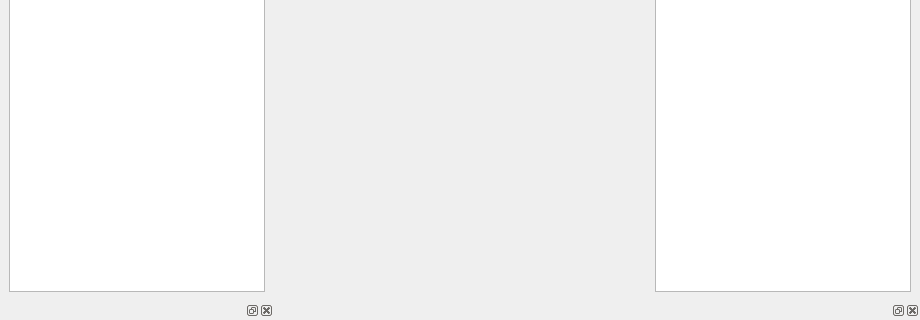
nevaeh82/arm_od, file src/ARM_OD_viewCore/MapTabWidget.ui: the form before one commit; both pictures show x 0 to 920 and y 298 to 618 of the 920 by 618 pixel window.
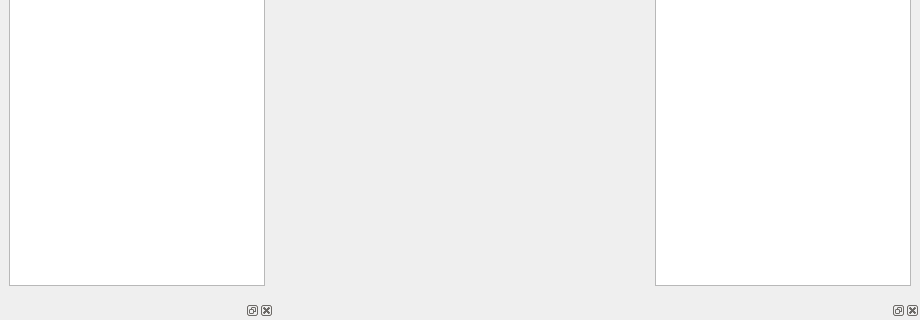
The form after the commit. Custom widgets are drawn as their Qt base class.

The edit to the form file:
```diff
--- a/src/ARM_OD_viewCore/MapTabWidget.ui
+++ b/src/ARM_OD_viewCore/MapTabWidget.ui
@@ -13,7 +13,7 @@
   <property name="windowTitle">
    <string>Form</string>
   </property>
-  <layout class="QGridLayout" name="gridLayout" rowstretch="10,0" columnstretch="0,10,0">
+  <layout class="QGridLayout" name="gridLayout" rowstretch="0,10,0" columnstretch="0,10,0">
    <property name="leftMargin">
     <number>0</number>
    </property>
@@ -26,15 +26,27 @@
    <property name="bottomMargin">
     <number>0</number>
    </property>
-   <property name="spacing">
-    <number>0</number>
+   <property name="verticalSpacing">
+    <number>6</number>
    </property>
-   <item row="1" column="2">
-    <widget class="QDockWidget" name="spipDD2DockWidget">
-     <widget class="NiippWidget" name="spipDD2Widget"/>
+   <item row="0" column="0" rowspan="2">
+    <widget class="QDockWidget" name="blaDockWidget">
+     <property name="windowTitle">
+      <string>BLA List</string>
+     </property>
+     <widget class="QWidget" name="dockWidgetContents">
+      <layout class="QHBoxLayout" name="horizontalLayout">
+       <item>
+        <widget class="QTreeView" name="blaTreeView"/>
+       </item>
+      </layout>
+     </widget>
     </widget>
    </item>
-   <item row="0" column="2">
+   <item row="0" column="1">
+    <widget class="ControlPanel" name="controlPanelWidget" native="true"/>
+   </item>
+   <item row="0" column="2" rowspan="2">
     <widget class="QDockWidget" name="bplaDockWidget">
      <property name="windowTitle">
       <string>BPLA List</string>
@@ -48,12 +60,7 @@
      </widget>
     </widget>
    </item>
-   <item row="1" column="0">
-    <widget class="QDockWidget" name="spipDD1DockWidget">
-     <widget class="NiippWidget" name="spipDD1Widget"/>
-    </widget>
-   </item>
-   <item row="0" column="1" rowspan="2">
+   <item row="1" column="1" rowspan="2">
     <widget class="MapWidget" name="mapWidget" native="true">
      <property name="sizePolicy">
       <sizepolicy hsizetype="Expanding" vsizetype="Expanding">
@@ -63,18 +70,14 @@
      </property>
     </widget>
    </item>
-   <item row="0" column="0">
-    <widget class="QDockWidget" name="blaDockWidget">
-     <property name="windowTitle">
-      <string>BLA List</string>
-     </property>
-     <widget class="QWidget" name="dockWidgetContents">
-      <layout class="QHBoxLayout" name="horizontalLayout">
-       <item>
-        <widget class="QTreeView" name="blaTreeView"/>
-       </item>
-      </layout>
-     </widget>
+   <item row="2" column="0">
+    <widget class="QDockWidget" name="spipDD1DockWidget">
+     <widget class="NiippWidget" name="spipDD1Widget"/>
+    </widget>
+   </item>
+   <item row="2" column="2">
+    <widget class="QDockWidget" name="spipDD2DockWidget">
+     <widget class="NiippWidget" name="spipDD2Widget"/>
     </widget>
    </item>
   </layout>
@@ -92,6 +95,12 @@
    <header>Niipp/NiippWidget.h</header>
    <container>1</container>
   </customwidget>
+  <customwidget>
+   <class>ControlPanel</class>
+   <extends>QWidget</extends>
+   <header>ControlPanel/ControlPanel.h</header>
+   <container>1</container>
+  </customwidget>
  </customwidgets>
  <resources/>
  <connections/>
```
